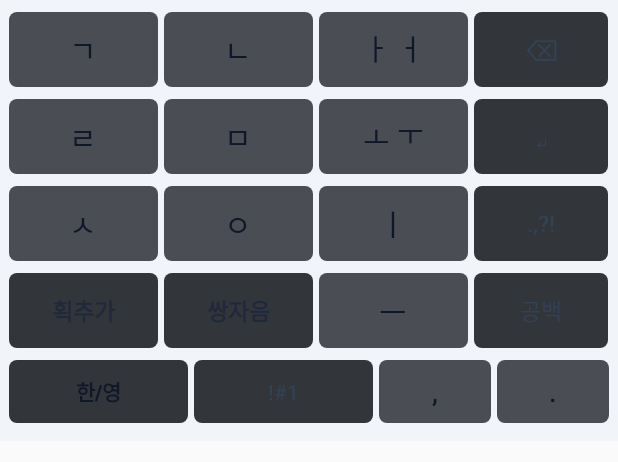
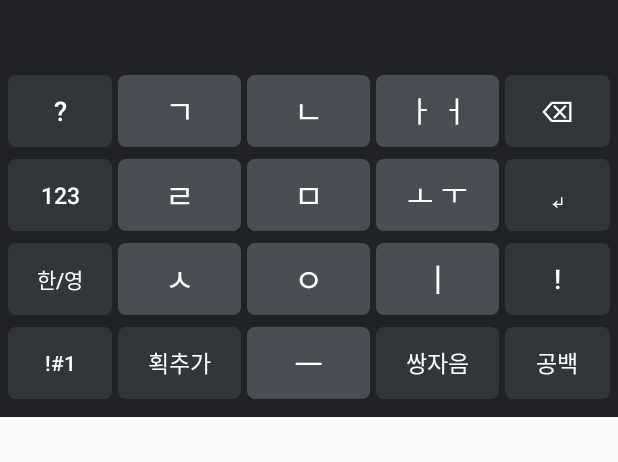
Before and after one commit to manhaam/narakey, an Android app: the layout keyboard_view.xml on its own in the app's theme, with its tools: preview values and no code run, on a phone screen of 412 x 824 dp. Shown: the top 462 px of the screen. Run offline under Robolectric (Android 15) with nearby library versions, the phone set to English and light mode, and no system bars.

Commit message:
Update keyboard_view.xml

```diff
--- a/app/src/main/res/layout/keyboard_view.xml
+++ b/app/src/main/res/layout/keyboard_view.xml
@@ -2,12 +2,12 @@
 <FrameLayout xmlns:android="http://schemas.android.com/apk/res/android"
     android:layout_width="match_parent"
     android:layout_height="wrap_content"
-    android:background="#F1F5F9"
+    android:background="#202225"
     android:paddingTop="6dp"
     android:paddingBottom="10dp"
-    android:paddingHorizontal="4dp">
+    android:paddingHorizontal="3dp">
 
-    <!-- 1. 나랏글 한글 레이아웃 (LG 순정 배열) -->
+    <!-- 1. LG 순정 스타일 나랏글 한글 레이아웃 -->
     <LinearLayout
         android:id="@+id/layoutKorean"
         android:layout_width="match_parent"
@@ -15,67 +15,67 @@
         android:orientation="vertical"
         android:visibility="visible">
 
-        <!-- 1행: ㄱ | ㄴ | ㅏ ㅓ | 지우기 -->
-        <LinearLayout android:layout_width="match_parent" android:layout_height="54dp" android:orientation="horizontal" android:layout_marginBottom="4dp">
-            <Button android:id="@+id/k_g" style="@style/Widget.AppCompat.Button.Borderless" android:layout_width="0dp" android:layout_height="match_parent" android:layout_weight="1" android:layout_margin="2dp" android:background="@drawable/key_bg" android:text="ㄱ" android:textSize="20sp" android:textColor="#0F172A" />
-            <Button android:id="@+id/k_n" style="@style/Widget.AppCompat.Button.Borderless" android:layout_width="0dp" android:layout_height="match_parent" android:layout_weight="1" android:layout_margin="2dp" android:background="@drawable/key_bg" android:text="ㄴ" android:textSize="20sp" android:textColor="#0F172A" />
-            <Button android:id="@+id/k_aeo" style="@style/Widget.AppCompat.Button.Borderless" android:layout_width="0dp" android:layout_height="match_parent" android:layout_weight="1" android:layout_margin="2dp" android:background="@drawable/key_bg" android:text="ㅏ ㅓ" android:textSize="19sp" android:textColor="#0F172A" />
-            <Button android:id="@+id/k_del" style="@style/Widget.AppCompat.Button.Borderless" android:layout_width="0dp" android:layout_height="match_parent" android:layout_weight="0.9" android:layout_margin="2dp" android:background="@drawable/key_func_bg" android:text="⌫" android:textSize="20sp" android:textColor="#334155" />
+        <!-- 최상단 숫자 행: 1 2 3 4 5 6 7 8 9 0 -->
+        <LinearLayout android:id="@+id/koNumRow" android:layout_width="match_parent" android:layout_height="38dp" android:orientation="horizontal" android:layout_marginBottom="4dp" />
+
+        <!-- 1행: ? | ㄱ | ㄴ | ㅏ ㅓ | ⌫ -->
+        <LinearLayout android:layout_width="match_parent" android:layout_height="52dp" android:orientation="horizontal" android:layout_marginBottom="4dp">
+            <Button android:id="@+id/k_qmark" style="@style/Widget.AppCompat.Button.Borderless" android:layout_width="0dp" android:layout_height="match_parent" android:layout_weight="0.85" android:layout_margin="2dp" android:background="@drawable/key_func_bg" android:text="?" android:textSize="18sp" android:textColor="#FFFFFF" />
+            <Button android:id="@+id/k_g" style="@style/Widget.AppCompat.Button.Borderless" android:layout_width="0dp" android:layout_height="match_parent" android:layout_weight="1" android:layout_margin="2dp" android:background="@drawable/key_bg" android:text="ㄱ" android:textSize="21sp" android:textColor="#FFFFFF" />
+            <Button android:id="@+id/k_n" style="@style/Widget.AppCompat.Button.Borderless" android:layout_width="0dp" android:layout_height="match_parent" android:layout_weight="1" android:layout_margin="2dp" android:background="@drawable/key_bg" android:text="ㄴ" android:textSize="21sp" android:textColor="#FFFFFF" />
+            <Button android:id="@+id/k_aeo" style="@style/Widget.AppCompat.Button.Borderless" android:layout_width="0dp" android:layout_height="match_parent" android:layout_weight="1" android:layout_margin="2dp" android:background="@drawable/key_bg" android:text="ㅏ ㅓ" android:textSize="19sp" android:textColor="#FFFFFF" />
+            <Button android:id="@+id/k_del" style="@style/Widget.AppCompat.Button.Borderless" android:layout_width="0dp" android:layout_height="match_parent" android:layout_weight="0.85" android:layout_margin="2dp" android:background="@drawable/key_func_bg" android:text="⌫" android:textSize="19sp" android:textColor="#FFFFFF" />
         </LinearLayout>
 
-        <!-- 2행: ㄹ | ㅁ | ㅗ ㅜ | 엔터 -->
-        <LinearLayout android:layout_width="match_parent" android:layout_height="54dp" android:orientation="horizontal" android:layout_marginBottom="4dp">
-            <Button android:id="@+id/k_r" style="@style/Widget.AppCompat.Button.Borderless" android:layout_width="0dp" android:layout_height="match_parent" android:layout_weight="1" android:layout_margin="2dp" android:background="@drawable/key_bg" android:text="ㄹ" android:textSize="20sp" android:textColor="#0F172A" />
-            <Button android:id="@+id/k_m" style="@style/Widget.AppCompat.Button.Borderless" android:layout_width="0dp" android:layout_height="match_parent" android:layout_weight="1" android:layout_margin="2dp" android:background="@drawable/key_bg" android:text="ㅁ" android:textSize="20sp" android:textColor="#0F172A" />
-            <Button android:id="@+id/k_ou" style="@style/Widget.AppCompat.Button.Borderless" android:layout_width="0dp" android:layout_height="match_parent" android:layout_weight="1" android:layout_margin="2dp" android:background="@drawable/key_bg" android:text="ㅗ ㅜ" android:textSize="19sp" android:textColor="#0F172A" />
-            <Button android:id="@+id/k_enter" style="@style/Widget.AppCompat.Button.Borderless" android:layout_width="0dp" android:layout_height="match_parent" android:layout_weight="0.9" android:layout_margin="2dp" android:background="@drawable/key_func_bg" android:text="↵" android:textSize="20sp" android:textColor="#334155" />
+        <!-- 2행: 123 | ㄹ | ㅁ | ㅗ ㅜ | ↵ -->
+        <LinearLayout android:layout_width="match_parent" android:layout_height="52dp" android:orientation="horizontal" android:layout_marginBottom="4dp">
+            <Button android:id="@+id/k_123" style="@style/Widget.AppCompat.Button.Borderless" android:layout_width="0dp" android:layout_height="match_parent" android:layout_weight="0.85" android:layout_margin="2dp" android:background="@drawable/key_func_bg" android:text="123" android:textSize="15sp" android:textColor="#FFFFFF" />
+            <Button android:id="@+id/k_r" style="@style/Widget.AppCompat.Button.Borderless" android:layout_width="0dp" android:layout_height="match_parent" android:layout_weight="1" android:layout_margin="2dp" android:background="@drawable/key_bg" android:text="ㄹ" android:textSize="21sp" android:textColor="#FFFFFF" />
+            <Button android:id="@+id/k_m" style="@style/Widget.AppCompat.Button.Borderless" android:layout_width="0dp" android:layout_height="match_parent" android:layout_weight="1" android:layout_margin="2dp" android:background="@drawable/key_bg" android:text="ㅁ" android:textSize="21sp" android:textColor="#FFFFFF" />
+            <Button android:id="@+id/k_ou" style="@style/Widget.AppCompat.Button.Borderless" android:layout_width="0dp" android:layout_height="match_parent" android:layout_weight="1" android:layout_margin="2dp" android:background="@drawable/key_bg" android:text="ㅗ ㅜ" android:textSize="19sp" android:textColor="#FFFFFF" />
+            <Button android:id="@+id/k_enter" style="@style/Widget.AppCompat.Button.Borderless" android:layout_width="0dp" android:layout_height="match_parent" android:layout_weight="0.85" android:layout_margin="2dp" android:background="@drawable/key_func_bg" android:text="↵" android:textSize="20sp" android:textColor="#FFFFFF" />
         </LinearLayout>
 
-        <!-- 3행: ㅅ | ㅇ | ㅣ | . , ? ! -->
-        <LinearLayout android:layout_width="match_parent" android:layout_height="54dp" android:orientation="horizontal" android:layout_marginBottom="4dp">
-            <Button android:id="@+id/k_s" style="@style/Widget.AppCompat.Button.Borderless" android:layout_width="0dp" android:layout_height="match_parent" android:layout_weight="1" android:layout_margin="2dp" android:background="@drawable/key_bg" android:text="ㅅ" android:textSize="20sp" android:textColor="#0F172A" />
-            <Button android:id="@+id/k_ng" style="@style/Widget.AppCompat.Button.Borderless" android:layout_width="0dp" android:layout_height="match_parent" android:layout_weight="1" android:layout_margin="2dp" android:background="@drawable/key_bg" android:text="ㅇ" android:textSize="20sp" android:textColor="#0F172A" />
-            <Button android:id="@+id/k_i" style="@style/Widget.AppCompat.Button.Borderless" android:layout_width="0dp" android:layout_height="match_parent" android:layout_weight="1" android:layout_margin="2dp" android:background="@drawable/key_bg" android:text="ㅣ" android:textSize="20sp" android:textColor="#0F172A" />
-            <Button android:id="@+id/k_punc" style="@style/Widget.AppCompat.Button.Borderless" android:layout_width="0dp" android:layout_height="match_parent" android:layout_weight="0.9" android:layout_margin="2dp" android:background="@drawable/key_func_bg" android:text=".,?!" android:textSize="15sp" android:textColor="#334155" />
+        <!-- 3행: 한/영 | ㅅ | ㅇ | ㅣ | ! -->
+        <LinearLayout android:layout_width="match_parent" android:layout_height="52dp" android:orientation="horizontal" android:layout_marginBottom="4dp">
+            <Button android:id="@+id/k_to_en" style="@style/Widget.AppCompat.Button.Borderless" android:layout_width="0dp" android:layout_height="match_parent" android:layout_weight="0.85" android:layout_margin="2dp" android:background="@drawable/key_func_bg" android:text="한/영" android:textSize="14sp" android:textColor="#FFFFFF" />
+            <Button android:id="@+id/k_s" style="@style/Widget.AppCompat.Button.Borderless" android:layout_width="0dp" android:layout_height="match_parent" android:layout_weight="1" android:layout_margin="2dp" android:background="@drawable/key_bg" android:text="ㅅ" android:textSize="21sp" android:textColor="#FFFFFF" />
+            <Button android:id="@+id/k_ng" style="@style/Widget.AppCompat.Button.Borderless" android:layout_width="0dp" android:layout_height="match_parent" android:layout_weight="1" android:layout_margin="2dp" android:background="@drawable/key_bg" android:text="ㅇ" android:textSize="21sp" android:textColor="#FFFFFF" />
+            <Button android:id="@+id/k_i" style="@style/Widget.AppCompat.Button.Borderless" android:layout_width="0dp" android:layout_height="match_parent" android:layout_weight="1" android:layout_margin="2dp" android:background="@drawable/key_bg" android:text="ㅣ" android:textSize="21sp" android:textColor="#FFFFFF" />
+            <Button android:id="@+id/k_exclam" style="@style/Widget.AppCompat.Button.Borderless" android:layout_width="0dp" android:layout_height="match_parent" android:layout_weight="0.85" android:layout_margin="2dp" android:background="@drawable/key_func_bg" android:text="!" android:textSize="18sp" android:textColor="#FFFFFF" />
         </LinearLayout>
 
-        <!-- 4행: 획추가 | 쌍자음 | ㅡ | 띄어쓰기 -->
-        <LinearLayout android:layout_width="match_parent" android:layout_height="54dp" android:orientation="horizontal" android:layout_marginBottom="4dp">
-            <Button android:id="@+id/k_stroke" style="@style/Widget.AppCompat.Button.Borderless" android:layout_width="0dp" android:layout_height="match_parent" android:layout_weight="1" android:layout_margin="2dp" android:background="@drawable/key_func_bg" android:text="획추가" android:textSize="15sp" android:textStyle="bold" android:textColor="#1E293B" />
-            <Button android:id="@+id/k_double" style="@style/Widget.AppCompat.Button.Borderless" android:layout_width="0dp" android:layout_height="match_parent" android:layout_weight="1" android:layout_margin="2dp" android:background="@drawable/key_func_bg" android:text="쌍자음" android:textSize="15sp" android:textStyle="bold" android:textColor="#1E293B" />
-            <Button android:id="@+id/k_eu" style="@style/Widget.AppCompat.Button.Borderless" android:layout_width="0dp" android:layout_height="match_parent" android:layout_weight="1" android:layout_margin="2dp" android:background="@drawable/key_bg" android:text="ㅡ" android:textSize="20sp" android:textColor="#0F172A" />
-            <Button android:id="@+id/k_space" style="@style/Widget.AppCompat.Button.Borderless" android:layout_width="0dp" android:layout_height="match_parent" android:layout_weight="0.9" android:layout_margin="2dp" android:background="@drawable/key_func_bg" android:text="공백" android:textSize="15sp" android:textColor="#334155" />
-        </LinearLayout>
-
-        <!-- 5행 하단 전환 바: 한/영 | !#1 | 쉼표 | 마침표 -->
-        <LinearLayout android:layout_width="match_parent" android:layout_height="46dp" android:orientation="horizontal">
-            <Button android:id="@+id/k_to_en" style="@style/Widget.AppCompat.Button.Borderless" android:layout_width="0dp" android:layout_height="match_parent" android:layout_weight="1.2" android:layout_margin="2dp" android:background="@drawable/key_func_bg" android:text="한/영" android:textSize="14sp" android:textStyle="bold" android:textColor="#0F172A" />
-            <Button android:id="@+id/k_to_sym" style="@style/Widget.AppCompat.Button.Borderless" android:layout_width="0dp" android:layout_height="match_parent" android:layout_weight="1.2" android:layout_margin="2dp" android:background="@drawable/key_func_bg" android:text="!#1" android:textSize="14sp" android:textColor="#334155" />
-            <Button android:id="@+id/k_comma" style="@style/Widget.AppCompat.Button.Borderless" android:layout_width="0dp" android:layout_height="match_parent" android:layout_weight="0.75" android:layout_margin="2dp" android:background="@drawable/key_bg" android:text="," android:textSize="18sp" android:textColor="#0F172A" />
-            <Button android:id="@+id/k_dot" style="@style/Widget.AppCompat.Button.Borderless" android:layout_width="0dp" android:layout_height="match_parent" android:layout_weight="0.75" android:layout_margin="2dp" android:background="@drawable/key_bg" android:text="." android:textSize="18sp" android:textColor="#0F172A" />
+        <!-- 4행: !#1 | 획추가 | ㅡ | 쌍자음 | 공백 -->
+        <LinearLayout android:layout_width="match_parent" android:layout_height="52dp" android:orientation="horizontal">
+            <Button android:id="@+id/k_to_sym" style="@style/Widget.AppCompat.Button.Borderless" android:layout_width="0dp" android:layout_height="match_parent" android:layout_weight="0.85" android:layout_margin="2dp" android:background="@drawable/key_func_bg" android:text="!#1" android:textSize="14sp" android:textColor="#FFFFFF" />
+            <Button android:id="@+id/k_stroke" style="@style/Widget.AppCompat.Button.Borderless" android:layout_width="0dp" android:layout_height="match_parent" android:layout_weight="1" android:layout_margin="2dp" android:background="@drawable/key_func_bg" android:text="획추가" android:textSize="15sp" android:textColor="#FFFFFF" />
+            <Button android:id="@+id/k_eu" style="@style/Widget.AppCompat.Button.Borderless" android:layout_width="0dp" android:layout_height="match_parent" android:layout_weight="1" android:layout_margin="2dp" android:background="@drawable/key_bg" android:text="ㅡ" android:textSize="21sp" android:textColor="#FFFFFF" />
+            <Button android:id="@+id/k_double" style="@style/Widget.AppCompat.Button.Borderless" android:layout_width="0dp" android:layout_height="match_parent" android:layout_weight="1" android:layout_margin="2dp" android:background="@drawable/key_func_bg" android:text="쌍자음" android:textSize="15sp" android:textColor="#FFFFFF" />
+            <Button android:id="@+id/k_space" style="@style/Widget.AppCompat.Button.Borderless" android:layout_width="0dp" android:layout_height="match_parent" android:layout_weight="0.85" android:layout_margin="2dp" android:background="@drawable/key_func_bg" android:text="공백" android:textSize="15sp" android:textColor="#FFFFFF" />
         </LinearLayout>
     </LinearLayout>
 
-    <!-- 2. 영문 QWERTY 레이아웃 -->
+    <!-- 2. 영문 QWERTY 레이아웃 (다크 테마 + 상단 숫자행) -->
     <LinearLayout
         android:id="@+id/layoutEnglish"
         android:layout_width="match_parent"
         android:layout_height="wrap_content"
         android:orientation="vertical"
         android:visibility="gone">
+        <LinearLayout android:id="@+id/enNumRow" android:layout_width="match_parent" android:layout_height="38dp" android:orientation="horizontal" android:layout_marginBottom="4dp" />
         <LinearLayout android:id="@+id/enRow1" android:layout_width="match_parent" android:layout_height="52dp" android:orientation="horizontal" android:layout_marginBottom="4dp" />
         <LinearLayout android:id="@+id/enRow2" android:layout_width="match_parent" android:layout_height="52dp" android:orientation="horizontal" android:layout_marginBottom="4dp" android:paddingHorizontal="14dp" />
         <LinearLayout android:id="@+id/enRow3" android:layout_width="match_parent" android:layout_height="52dp" android:orientation="horizontal" android:layout_marginBottom="4dp" />
         <LinearLayout android:layout_width="match_parent" android:layout_height="48dp" android:orientation="horizontal">
-            <Button android:id="@+id/en_to_ko" style="@style/Widget.AppCompat.Button.Borderless" android:layout_width="0dp" android:layout_height="match_parent" android:layout_weight="1.4" android:layout_margin="2dp" android:background="@drawable/key_func_bg" android:text="한/영" android:textSize="14sp" android:textStyle="bold" />
-            <Button android:id="@+id/en_to_sym" style="@style/Widget.AppCompat.Button.Borderless" android:layout_width="0dp" android:layout_height="match_parent" android:layout_weight="1.2" android:layout_margin="2dp" android:background="@drawable/key_func_bg" android:text="!#1" android:textSize="14sp" />
-            <Button android:id="@+id/en_space" style="@style/Widget.AppCompat.Button.Borderless" android:layout_width="0dp" android:layout_height="match_parent" android:layout_weight="3.6" android:layout_margin="2dp" android:background="@drawable/key_bg" android:text="English" android:textSize="15sp" />
-            <Button android:id="@+id/en_dot" style="@style/Widget.AppCompat.Button.Borderless" android:layout_width="0dp" android:layout_height="match_parent" android:layout_weight="1.0" android:layout_margin="2dp" android:background="@drawable/key_bg" android:text="." android:textSize="18sp" />
-            <Button android:id="@+id/en_enter" style="@style/Widget.AppCompat.Button.Borderless" android:layout_width="0dp" android:layout_height="match_parent" android:layout_weight="1.5" android:layout_margin="2dp" android:background="@drawable/key_func_bg" android:text="↵" android:textSize="18sp" />
+            <Button android:id="@+id/en_to_ko" style="@style/Widget.AppCompat.Button.Borderless" android:layout_width="0dp" android:layout_height="match_parent" android:layout_weight="1.4" android:layout_margin="2dp" android:background="@drawable/key_func_bg" android:text="한/영" android:textSize="14sp" android:textColor="#FFFFFF" />
+            <Button android:id="@+id/en_to_sym" style="@style/Widget.AppCompat.Button.Borderless" android:layout_width="0dp" android:layout_height="match_parent" android:layout_weight="1.2" android:layout_margin="2dp" android:background="@drawable/key_func_bg" android:text="!#1" android:textSize="14sp" android:textColor="#FFFFFF" />
+            <Button android:id="@+id/en_space" style="@style/Widget.AppCompat.Button.Borderless" android:layout_width="0dp" android:layout_height="match_parent" android:layout_weight="3.6" android:layout_margin="2dp" android:background="@drawable/key_bg" android:text="English" android:textSize="15sp" android:textColor="#FFFFFF" />
+            <Button android:id="@+id/en_dot" style="@style/Widget.AppCompat.Button.Borderless" android:layout_width="0dp" android:layout_height="match_parent" android:layout_weight="1.0" android:layout_margin="2dp" android:background="@drawable/key_bg" android:text="." android:textSize="18sp" android:textColor="#FFFFFF" />
+            <Button android:id="@+id/en_enter" style="@style/Widget.AppCompat.Button.Borderless" android:layout_width="0dp" android:layout_height="match_parent" android:layout_weight="1.5" android:layout_margin="2dp" android:background="@drawable/key_func_bg" android:text="↵" android:textSize="18sp" android:textColor="#FFFFFF" />
         </LinearLayout>
     </LinearLayout>
 
-    <!-- 3. 특수문자 레이아웃 -->
+    <!-- 3. 특수문자 레이아웃 (다크 테마) -->
     <LinearLayout
         android:id="@+id/layoutSymbol"
         android:layout_width="match_parent"
@@ -86,10 +86,10 @@
         <LinearLayout android:id="@+id/symRow2" android:layout_width="match_parent" android:layout_height="52dp" android:orientation="horizontal" android:layout_marginBottom="4dp" />
         <LinearLayout android:id="@+id/symRow3" android:layout_width="match_parent" android:layout_height="52dp" android:orientation="horizontal" android:layout_marginBottom="4dp" />
         <LinearLayout android:layout_width="match_parent" android:layout_height="48dp" android:orientation="horizontal">
-            <Button android:id="@+id/sym_to_ko" style="@style/Widget.AppCompat.Button.Borderless" android:layout_width="0dp" android:layout_height="match_parent" android:layout_weight="1.5" android:layout_margin="2dp" android:background="@drawable/key_func_bg" android:text="가나다" android:textSize="14sp" android:textStyle="bold" />
-            <Button android:id="@+id/sym_to_en" style="@style/Widget.AppCompat.Button.Borderless" android:layout_width="0dp" android:layout_height="match_parent" android:layout_weight="1.3" android:layout_margin="2dp" android:background="@drawable/key_func_bg" android:text="ABC" android:textSize="14sp" />
-            <Button android:id="@+id/sym_space" style="@style/Widget.AppCompat.Button.Borderless" android:layout_width="0dp" android:layout_height="match_parent" android:layout_weight="3.6" android:layout_margin="2dp" android:background="@drawable/key_bg" android:text="공백" android:textSize="15sp" />
-            <Button android:id="@+id/sym_enter" style="@style/Widget.AppCompat.Button.Borderless" android:layout_width="0dp" android:layout_height="match_parent" android:layout_weight="1.6" android:layout_margin="2dp" android:background="@drawable/key_func_bg" android:text="↵" android:textSize="18sp" />
+            <Button android:id="@+id/sym_to_ko" style="@style/Widget.AppCompat.Button.Borderless" android:layout_width="0dp" android:layout_height="match_parent" android:layout_weight="1.5" android:layout_margin="2dp" android:background="@drawable/key_func_bg" android:text="가나다" android:textSize="14sp" android:textColor="#FFFFFF" />
+            <Button android:id="@+id/sym_to_en" style="@style/Widget.AppCompat.Button.Borderless" android:layout_width="0dp" android:layout_height="match_parent" android:layout_weight="1.3" android:layout_margin="2dp" android:background="@drawable/key_func_bg" android:text="ABC" android:textSize="14sp" android:textColor="#FFFFFF" />
+            <Button android:id="@+id/sym_space" style="@style/Widget.AppCompat.Button.Borderless" android:layout_width="0dp" android:layout_height="match_parent" android:layout_weight="3.6" android:layout_margin="2dp" android:background="@drawable/key_bg" android:text="공백" android:textSize="15sp" android:textColor="#FFFFFF" />
+            <Button android:id="@+id/sym_enter" style="@style/Widget.AppCompat.Button.Borderless" android:layout_width="0dp" android:layout_height="match_parent" android:layout_weight="1.6" android:layout_margin="2dp" android:background="@drawable/key_func_bg" android:text="↵" android:textSize="18sp" android:textColor="#FFFFFF" />
         </LinearLayout>
     </LinearLayout>
 
```
